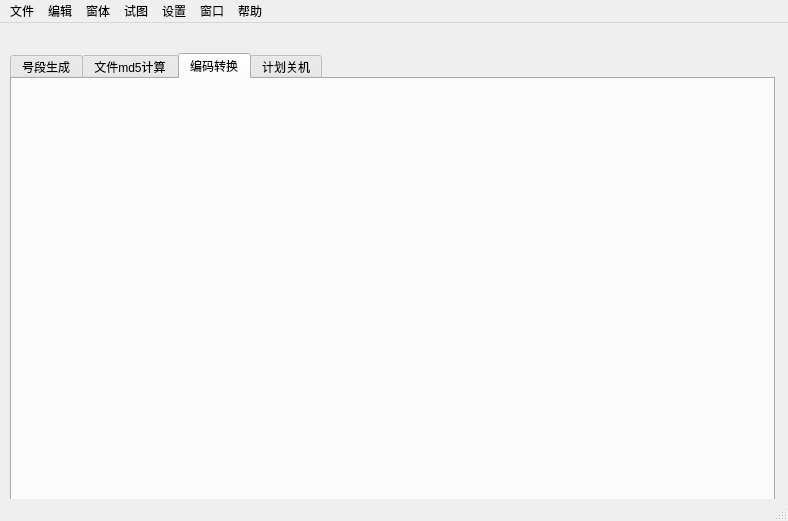
This is lywt/ui/MainWindow.ui in LuShengcan/lywt as Qt 5 draws it before an edit. The edited form follows.
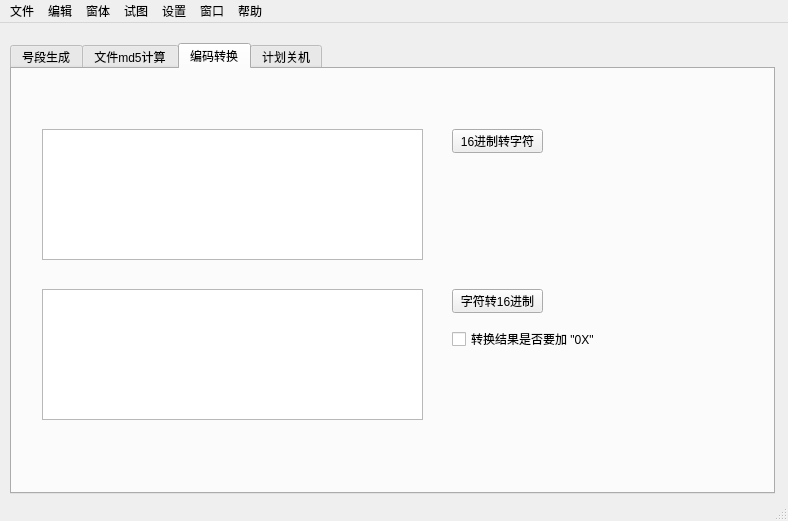
This is the edited form. The open tabs and pages were chosen to show the change.

Commit message: 编码转换功能完成

What changed in the file:
```diff
--- a/lywt/ui/MainWindow.ui
+++ b/lywt/ui/MainWindow.ui
@@ -18,7 +18,7 @@
     <property name="geometry">
      <rect>
       <x>10</x>
-      <y>30</y>
+      <y>20</y>
       <width>765</width>
       <height>451</height>
      </rect>
@@ -158,6 +158,85 @@
      <attribute name="title">
       <string>编码转换</string>
      </attribute>
+     <widget class="QTextEdit" name="hexEdit">
+      <property name="geometry">
+       <rect>
+        <x>30</x>
+        <y>60</y>
+        <width>381</width>
+        <height>131</height>
+       </rect>
+      </property>
+      <property name="html">
+       <string>&lt;!DOCTYPE HTML PUBLIC &quot;-//W3C//DTD HTML 4.0//EN&quot; &quot;http://www.w3.org/TR/REC-html40/strict.dtd&quot;&gt;
+&lt;html&gt;&lt;head&gt;&lt;meta name=&quot;qrichtext&quot; content=&quot;1&quot; /&gt;&lt;meta charset=&quot;utf-8&quot; /&gt;&lt;style type=&quot;text/css&quot;&gt;
+p, li { white-space: pre-wrap; }
+hr { height: 1px; border-width: 0; }
+li.unchecked::marker { content: &quot;\2610&quot;; }
+li.checked::marker { content: &quot;\2612&quot;; }
+&lt;/style&gt;&lt;/head&gt;&lt;body style=&quot; font-family:'Microsoft YaHei UI'; font-size:9pt; font-weight:400; font-style:normal;&quot;&gt;
+&lt;p style=&quot;-qt-paragraph-type:empty; margin-top:0px; margin-bottom:0px; margin-left:0px; margin-right:0px; -qt-block-indent:0; text-indent:0px; font-size:12pt;&quot;&gt;&lt;br /&gt;&lt;/p&gt;&lt;/body&gt;&lt;/html&gt;</string>
+      </property>
+     </widget>
+     <widget class="QTextEdit" name="strEdit">
+      <property name="geometry">
+       <rect>
+        <x>30</x>
+        <y>220</y>
+        <width>381</width>
+        <height>131</height>
+       </rect>
+      </property>
+      <property name="html">
+       <string>&lt;!DOCTYPE HTML PUBLIC &quot;-//W3C//DTD HTML 4.0//EN&quot; &quot;http://www.w3.org/TR/REC-html40/strict.dtd&quot;&gt;
+&lt;html&gt;&lt;head&gt;&lt;meta name=&quot;qrichtext&quot; content=&quot;1&quot; /&gt;&lt;meta charset=&quot;utf-8&quot; /&gt;&lt;style type=&quot;text/css&quot;&gt;
+p, li { white-space: pre-wrap; }
+hr { height: 1px; border-width: 0; }
+li.unchecked::marker { content: &quot;\2610&quot;; }
+li.checked::marker { content: &quot;\2612&quot;; }
+&lt;/style&gt;&lt;/head&gt;&lt;body style=&quot; font-family:'Microsoft YaHei UI'; font-size:9pt; font-weight:400; font-style:normal;&quot;&gt;
+&lt;p style=&quot;-qt-paragraph-type:empty; margin-top:0px; margin-bottom:0px; margin-left:0px; margin-right:0px; -qt-block-indent:0; text-indent:0px;&quot;&gt;&lt;br /&gt;&lt;/p&gt;&lt;/body&gt;&lt;/html&gt;</string>
+      </property>
+     </widget>
+     <widget class="QPushButton" name="hex2strButton">
+      <property name="geometry">
+       <rect>
+        <x>440</x>
+        <y>60</y>
+        <width>91</width>
+        <height>24</height>
+       </rect>
+      </property>
+      <property name="text">
+       <string>16进制转字符</string>
+      </property>
+     </widget>
+     <widget class="QPushButton" name="str2hexButton">
+      <property name="geometry">
+       <rect>
+        <x>440</x>
+        <y>220</y>
+        <width>91</width>
+        <height>24</height>
+       </rect>
+      </property>
+      <property name="text">
+       <string>字符转16进制</string>
+      </property>
+     </widget>
+     <widget class="QCheckBox" name="if0xCheckBox">
+      <property name="geometry">
+       <rect>
+        <x>440</x>
+        <y>260</y>
+        <width>151</width>
+        <height>20</height>
+       </rect>
+      </property>
+      <property name="text">
+       <string>转换结果是否要加 &quot;0X&quot;</string>
+      </property>
+     </widget>
     </widget>
     <widget class="QWidget" name="tab_2">
      <attribute name="title">
```
Left out of the diff: 2 changed lines with no effect on the pictures. The commit also changes 3 other files.
